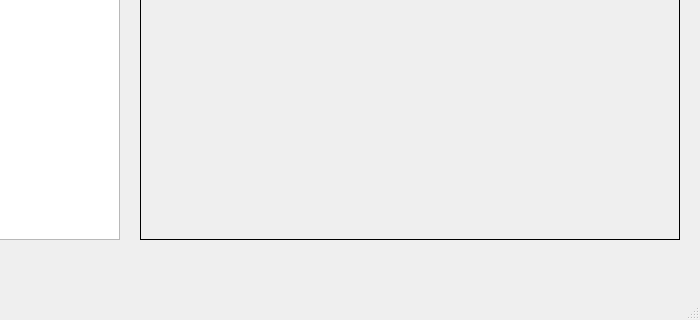
The window that main.ui (Pavel7811/TechRooms) describes before a commit, drawn with Qt 5; both pictures show x 100 to 800 and y 480 to 800 of the 800 by 800 pixel window.
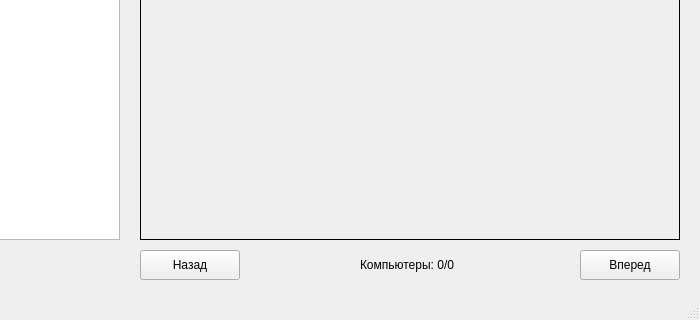
The same window after the commit.

The edit to the form file:
```diff
--- a/main.ui
+++ b/main.ui
@@ -50,6 +50,45 @@
      <set>Qt::AlignCenter</set>
     </property>
    </widget>
+   <widget class="QPushButton" name="previous_button">
+    <property name="geometry">
+     <rect>
+      <x>240</x>
+      <y>730</y>
+      <width>100</width>
+      <height>30</height>
+     </rect>
+    </property>
+    <property name="text">
+     <string>Назад</string>
+    </property>
+   </widget>
+   <widget class="QPushButton" name="next_button">
+    <property name="geometry">
+     <rect>
+      <x>680</x>
+      <y>730</y>
+      <width>100</width>
+      <height>30</height>
+     </rect>
+    </property>
+    <property name="text">
+     <string>Вперед</string>
+    </property>
+   </widget>
+   <widget class="QLabel" name="computer_count_label">
+    <property name="geometry">
+     <rect>
+      <x>460</x>
+      <y>730</y>
+      <width>120</width>
+      <height>30</height>
+     </rect>
+    </property>
+    <property name="text">
+     <string>Компьютеры: 0/0</string>
+    </property>
+   </widget>
   </widget>
   <widget class="QMenuBar" name="menubar">
    <property name="geometry">
```
